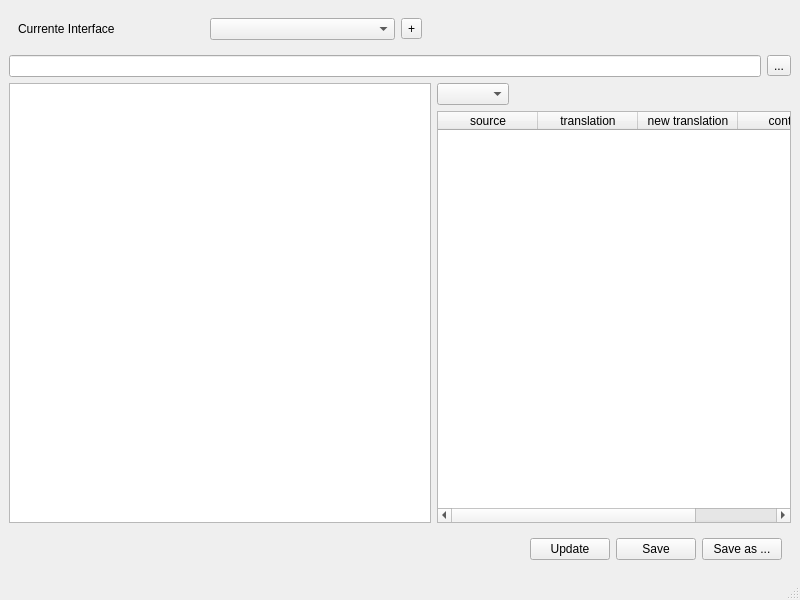
The window that src/mainwindow.ui (AriyaConseils/MarleneTranslation) describes before a commit, drawn with Qt 5.
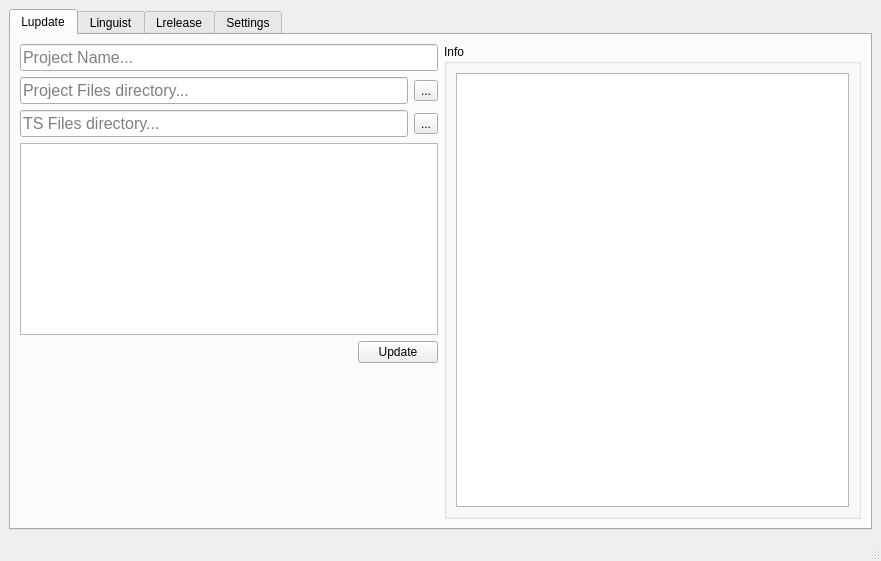
The same window after the commit.

Commit message: Commit: Project-based translation file parsing and multi-language generation

What changed in the file:
```diff
--- a/src/mainwindow.ui
+++ b/src/mainwindow.ui
@@ -6,52 +6,152 @@
    <rect>
     <x>0</x>
     <y>0</y>
-    <width>800</width>
-    <height>600</height>
+    <width>881</width>
+    <height>561</height>
    </rect>
   </property>
   <property name="windowTitle">
    <string>MainWindow</string>
   </property>
   <widget class="QWidget" name="centralwidget">
+   <layout class="QGridLayout" name="gridLayout_3">
+    <item row="0" column="0">
+     <widget class="QTabWidget" name="tabWidget">
+      <property name="currentIndex">
+       <number>0</number>
+      </property>
+      <widget class="QWidget" name="tab">
+       <attribute name="title">
+        <string>Lupdate</string>
+       </attribute>
+       <layout class="QGridLayout" name="gridLayout_5">
+        <item row="1" column="0">
+         <layout class="QHBoxLayout" name="horizontalLayout_4">
+          <item>
+           <widget class="QLineEdit" name="lineEditSourceCodePath">
+            <property name="font">
+             <font>
+              <pointsize>12</pointsize>
+             </font>
+            </property>
+            <property name="placeholderText">
+             <string>Project Files directory...</string>
+            </property>
+           </widget>
+          </item>
+          <item>
+           <widget class="QToolButton" name="toolButtonSourceCodePath">
+            <property name="text">
+             <string>...</string>
+            </property>
+           </widget>
+          </item>
+         </layout>
+        </item>
+        <item row="4" column="0">
+         <layout class="QHBoxLayout" name="horizontalLayout_5">
+          <item>
+           <spacer name="horizontalSpacer">
+            <property name="orientation">
+             <enum>Qt::Horizontal</enum>
+            </property>
+            <property name="sizeHint" stdset="0">
+             <size>
+              <width>40</width>
+              <height>20</height>
+             </size>
+            </property>
+           </spacer>
+          </item>
+          <item>
+           <widget class="QPushButton" name="pushButtonUpdateTsFiles">
+            <property name="text">
+             <string>Update</string>
+            </property>
+           </widget>
+          </item>
+         </layout>
+        </item>
+        <item row="2" column="0">
+         <layout class="QHBoxLayout" name="horizontalLayout">
+          <item>
+           <widget class="QLineEdit" name="lineEditTsFilesPath">
+            <property name="font">
+             <font>
+              <pointsize>12</pointsize>
+             </font>
+            </property>
+            <property name="placeholderText">
+             <string>TS Files directory...</string>
+            </property>
+           </widget>
+          </item>
+          <item>
+           <widget class="QToolButton" name="toolButtonTsFilesPath">
+            <property name="text">
+             <string>...</string>
+            </property>
+           </widget>
+          </item>
+         </layout>
+        </item>
+        <item row="5" column="0">
+         <spacer name="verticalSpacer">
+          <property name="orientation">
+           <enum>Qt::Vertical</enum>
+          </property>
+          <property name="sizeHint" stdset="0">
+           <size>
+            <width>20</width>
+            <height>40</height>
+           </size>
+          </property>
+         </spacer>
+        </item>
+        <item row="0" column="0">
+         <widget class="QLineEdit" name="lineEditProjectName">
+          <property name="font">
+           <font>
+            <pointsize>12</pointsize>
+           </font>
+          </property>
+          <property name="placeholderText">
+           <string>Project Name...</string>
+          </property>
+         </widget>
+        </item>
+        <item row="0" column="1" rowspan="6">
+         <widget class="QGroupBox" name="groupBoxInfo">
+          <property name="title">
+           <string>Info</string>
+          </property>
+          <layout class="QGridLayout" name="gridLayout_4">
+           <item row="0" column="0">
+            <widget class="QTextEdit" name="textEditInfo"/>
+           </item>
+          </layout>
+         </widget>
+        </item>
+        <item row="3" column="0">
+         <widget class="QListWidget" name="listWidgetLanguage"/>
+        </item>
+       </layout>
+      </widget>
+      <widget class="QWidget" name="tab_2">
+       <attribute name="title">
+        <string>Linguist</string>
+       </attribute>
+       <layout class="QGridLayout" name="gridLayout_2">
+        <item row="0" column="0">
+         <widget class="QWidget" name="widget_2" native="true">
    <layout class="QGridLayout" name="gridLayout">
-    <item row="3" column="1">
+           <item row="0" column="0" rowspan="3">
+            <widget class="QListWidget" name="listWidgetTsList"/>
+           </item>
+           <item row="0" column="1">
      <widget class="QComboBox" name="comboBoxLanguage"/>
     </item>
-    <item row="5" column="3">
-     <widget class="QWidget" name="widget" native="true">
-      <property name="minimumSize">
-       <size>
-        <width>0</width>
-        <height>0</height>
-       </size>
-      </property>
-      <layout class="QHBoxLayout" name="horizontalLayout_3">
-       <item>
-        <widget class="QPushButton" name="pushButtonUpdate">
-         <property name="text">
-          <string>Update</string>
-         </property>
-        </widget>
-       </item>
-       <item>
-        <widget class="QPushButton" name="pushButtonSave">
-         <property name="text">
-          <string>Save</string>
-         </property>
-        </widget>
-       </item>
-       <item>
-        <widget class="QPushButton" name="pushButtonSaveAs">
-         <property name="text">
-          <string>Save as ...</string>
-         </property>
-        </widget>
-       </item>
-      </layout>
-     </widget>
-    </item>
-    <item row="4" column="1" colspan="3">
+           <item row="1" column="1">
      <widget class="QTableWidget" name="tableWidgetTsValues">
       <property name="selectionMode">
        <enum>QAbstractItemView::ExtendedSelection</enum>
@@ -87,25 +187,58 @@
       </column>
      </widget>
     </item>
-    <item row="3" column="0" rowspan="2">
-     <widget class="QListWidget" name="listWidgetTsList"/>
-    </item>
-    <item row="2" column="0" colspan="4">
-     <layout class="QHBoxLayout" name="horizontalLayout">
+           <item row="2" column="1">
+            <widget class="QWidget" name="widget" native="true">
+             <property name="minimumSize">
+              <size>
+               <width>0</width>
+               <height>0</height>
+              </size>
+             </property>
+             <layout class="QHBoxLayout" name="horizontalLayout_3">
+              <item>
+               <widget class="QPushButton" name="pushButtonUpdate">
+                <property name="text">
+                 <string>Update</string>
+                </property>
+               </widget>
+              </item>
       <item>
        <widget class="QLineEdit" name="lineEditTsFilesPath"/>
       </item>
       <item>
-       <widget class="QToolButton" name="toolButtonTsFilesPath">
+               <widget class="QPushButton" name="pushButtonSaveAs">
         <property name="text">
-         <string>...</string>
+                 <string>Save as ...</string>
         </property>
        </widget>
       </item>
      </layout>
-    </item>
-    <item row="0" column="0">
+            </widget>
+           </item>
+          </layout>
+         </widget>
+        </item>
+       </layout>
+      </widget>
+      <widget class="QWidget" name="tab_4">
+       <attribute name="title">
+        <string>Lrelease</string>
+       </attribute>
+      </widget>
+      <widget class="QWidget" name="tab_3">
+       <attribute name="title">
+        <string>Settings</string>
+       </attribute>
      <widget class="QWidget" name="widgetInterface" native="true">
+        <property name="geometry">
+         <rect>
+          <x>120</x>
+          <y>90</y>
+          <width>300</width>
+          <height>48</height>
+         </rect>
+        </property>
       <property name="minimumSize">
        <size>
         <width>300</width>
@@ -132,6 +265,8 @@
        </item>
       </layout>
      </widget>
+      </widget>
+     </widget>
     </item>
    </layout>
   </widget>
```
Left out of the diff: 8 changed lines with no effect on the pictures. Lines whose indentation alone changed are shown as unchanged. The commit also changes 11 other files.
